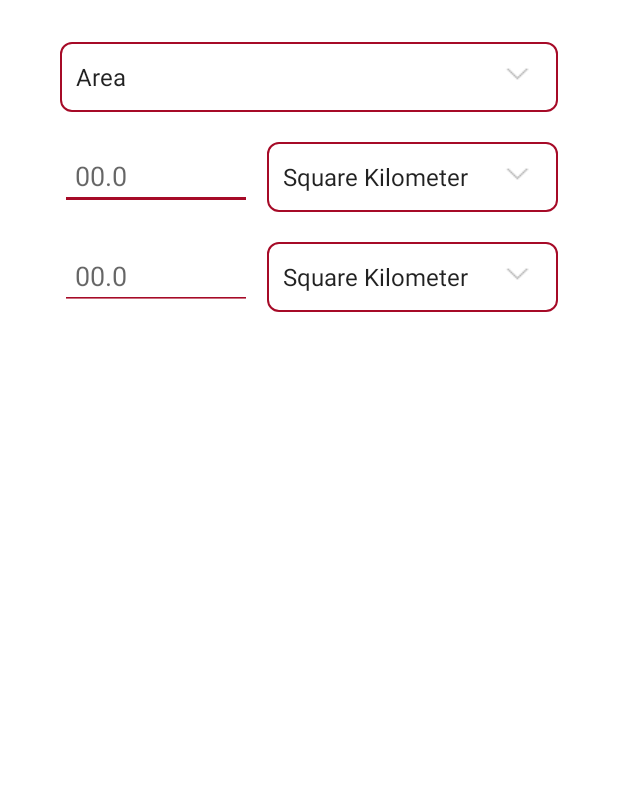
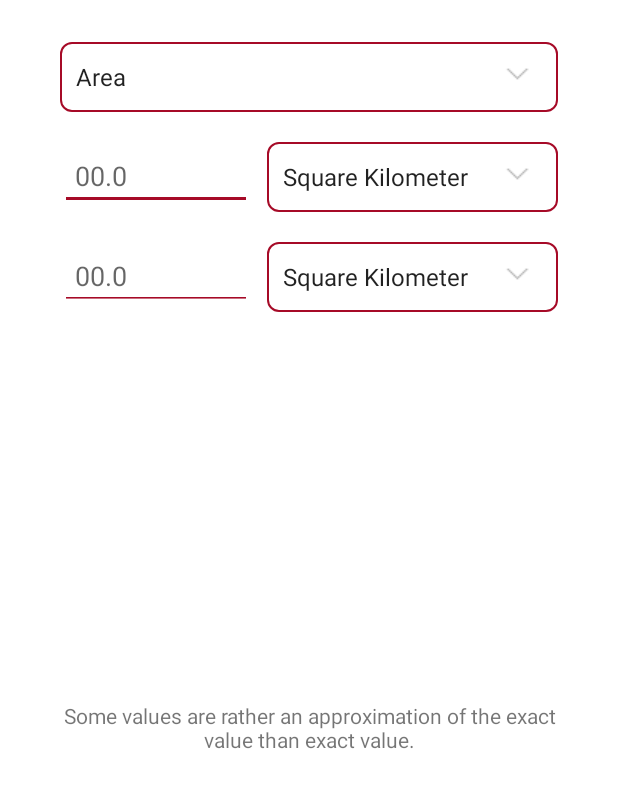
Before and after one commit to dawit-kebebe/oibsip_task1, an Android app: the screen it shows after launch (MainActivity), on a phone screen of 412 x 824 dp, the part 124-932 px from its top. Run offline under Robolectric (Android 15) with nearby library versions, the phone set to English and light mode, and no system bars; libraries missing offline, so code that uses them is left out: com.google.android.material.

Commit message:
Submit version

```diff
--- a/app/build.gradle
+++ b/app/build.gradle
@@ -5,11 +5,13 @@ plugins {
 android {
     namespace 'com.dawit.unitconverter'
     compileSdk 33
+    //33
 
     defaultConfig {
         applicationId "com.dawit.unitconverter"
         minSdk 21
-        targetSdk 32
+        targetSdk 33
+//        32
         versionCode 1
         versionName "1.0"
 
--- a/app/src/main/res/layout/activity_main.xml
+++ b/app/src/main/res/layout/activity_main.xml
@@ -110,9 +110,16 @@
             </LinearLayout>
         </LinearLayout>
 
-
-
-
+        <TextView
+            android:layout_width="match_parent"
+            android:layout_height="wrap_content"
+            android:id="@+id/warning_description"
+            app:layout_constraintTop_toBottomOf="@id/input_container"
+            app:layout_constraintLeft_toLeftOf="parent"
+            app:layout_constraintRight_toRightOf="parent"
+            app:layout_constraintBottom_toBottomOf="parent"
+            android:text="@string/warning_desc"
+            android:textAlignment="center"/>
     <!--    </androidx.constraintlayout.widget.ConstraintLayout>-->
 
 <!--    <androidx.constraintlayout.widget.ConstraintLayout-->
--- a/app/src/main/res/values/strings.xml
+++ b/app/src/main/res/values/strings.xml
@@ -12,6 +12,7 @@
     <string name="unit_to_description">To unit</string>
     <string name="convert_btn_description">Convert Button</string>
     <string name="input_area_initial_val">00.0</string>
+    <string name="warning_desc">Some values are rather an approximation of the exact value than exact value.</string>
 
     <string-array name="category">
         <item>Area</item>
```
